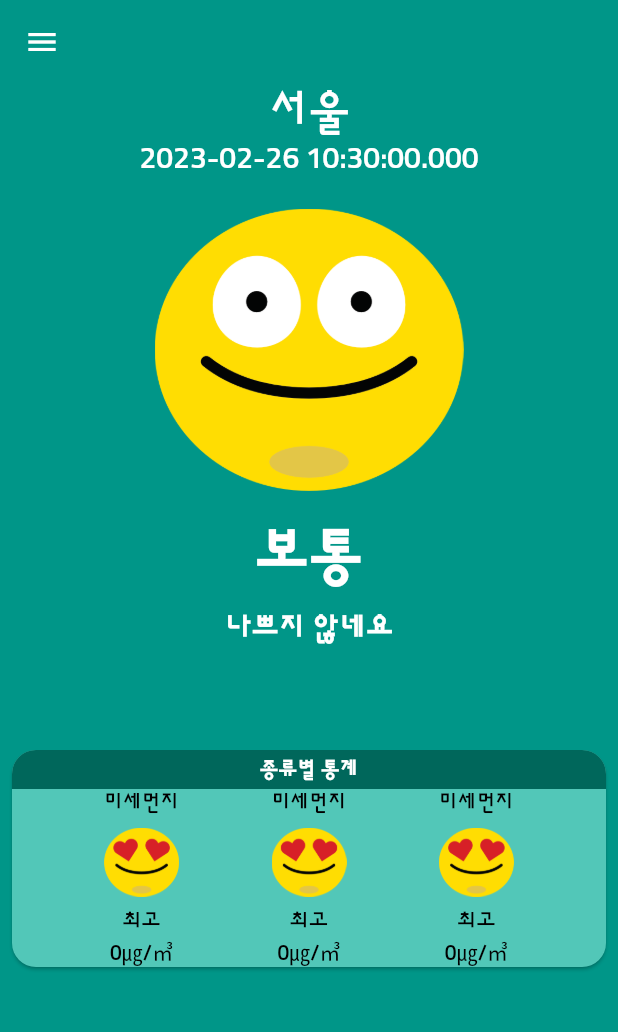
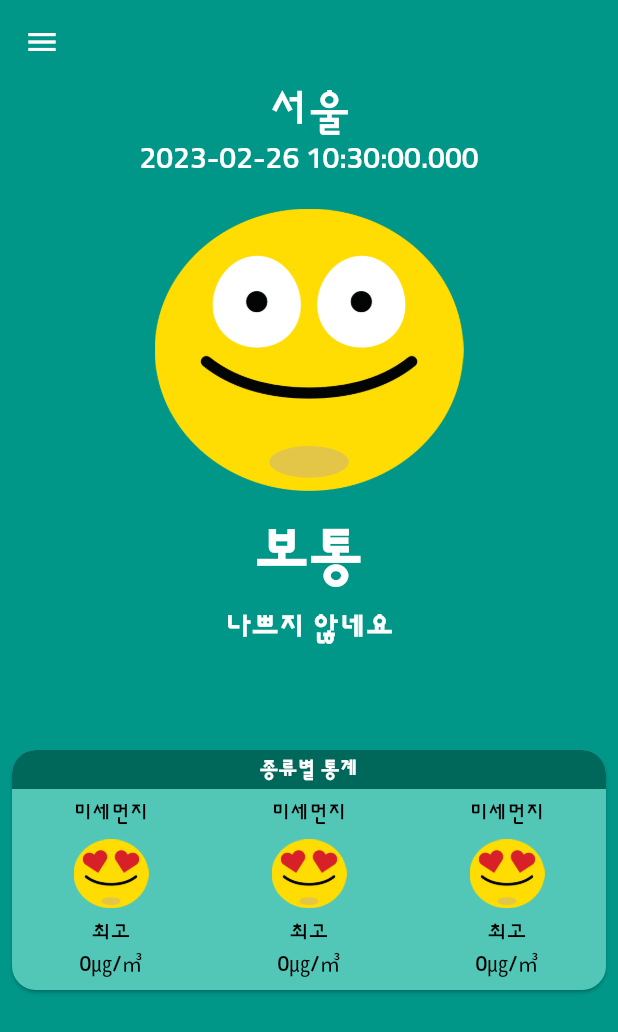
Before and after one commit to dlaehdrlf4/dusty_dust, a Flutter app: the screen it shows after launch, on a phone screen of 412 x 824 dp. Shown: the top 1032 px of the screen. Run offline on Flutter 3.47's test engine with Material 2 defaults, Android fonts, the phone set to English and light mode, and no system bars.

Commit message:
fix(*) third commit

```diff
--- /dev/null
+++ b/lib/component/category_card.dart
@@ -0,0 +1,53 @@
+import 'package:dusty_dust/component/main_stat.dart';
+import 'package:flutter/material.dart';
+import 'package:flutter/rendering.dart';
+
+import '../const/colors.dart';
+
+class CategoryCard extends StatelessWidget {
+  const CategoryCard({Key? key}) : super(key: key);
+
+  @override
+  Widget build(BuildContext context) {
+    return SizedBox(
+      height: 160,
+      child: Card(
+                    margin: EdgeInsets.symmetric(horizontal: 8.0),
+                    shape: RoundedRectangleBorder(borderRadius: BorderRadius.all(Radius.circular(16.0))),
+                    color: lightColor,
+                    child: LayoutBuilder(
+                      builder: (context,constraints) {
+
+                        return Column(
+                          crossAxisAlignment: CrossAxisAlignment.stretch,
+                          children: [
+                            Container(
+                              decoration: BoxDecoration(
+                                color: darkColor,
+                                borderRadius: BorderRadius.only(topLeft: Radius.circular(16.0),topRight: Radius.circular(16.0)),
+                              ),
+                              child: Center(child: Padding(
+                                padding: const EdgeInsets.all(4.0),
+                                child: Text('종류별 통계',style: TextStyle(fontWeight: FontWeight.w700,color: Colors.white),),
+                              ))),
+                            Expanded(
+                              child: ListView(
+                                physics: PageScrollPhysics(),
+                                scrollDirection: Axis.horizontal,
+                                children: List.generate(20, (index) => MainStat(
+                                      category: '미세먼지',
+                                      width: constraints.maxWidth / 3,
+                                      imgPath: 'asset/img/best.png',
+                                      level: '최고',
+                                      stat: '0㎍/㎥'),
+                                 )
+                              ),
+                            ),
+                          ],
+                        );
+                      }
+                    ),
+                  ),
+    );
+  }
+}
--- a/lib/component/main_stat.dart
+++ b/lib/component/main_stat.dart
@@ -7,15 +7,19 @@ class MainStat extends StatelessWidget {
   final String imgPath;
   final String level;
   final String stat;
+  final double width;
 
-  MainStat({Key? key, required this.category, required this.imgPath, required this.level, required this.stat}) : super(key: key);
+  MainStat({Key? key, required this.category, required this.imgPath, required this.level, required this.stat, required this.width}) : super(key: key);
 
   @override
   Widget build(BuildContext context) {
 
     final ts = TextStyle(color: Colors.black);
 
-    return Column(
+    return SizedBox(
+      width: width,
+      child: Column(
+        mainAxisAlignment: MainAxisAlignment.center,
         children: [
           Text(category,style: ts,),
           SizedBox(height: 8.0,),
@@ -24,6 +28,7 @@ class MainStat extends StatelessWidget {
           Text(level,style: ts,),
           Text(stat,style: ts,),
         ],
+      ),
     );
   }
 }
--- a/lib/screen/home_screen.dart
+++ b/lib/screen/home_screen.dart
@@ -1,3 +1,4 @@
+import 'package:dusty_dust/component/category_card.dart';
 import 'package:dusty_dust/component/main_drawer.dart';
 import 'package:dusty_dust/component/main_stat.dart';
 import 'package:dusty_dust/const/colors.dart';
@@ -19,45 +20,7 @@ class HomeScreen extends StatelessWidget {
           SliverToBoxAdapter(
             child: Column(
               children: [
-                Card(
-                  margin: EdgeInsets.symmetric(horizontal: 8.0),
-                  shape: RoundedRectangleBorder(borderRadius: BorderRadius.all(Radius.circular(16.0))),
-                  color: lightColor,
-                  child: Column(
-                    crossAxisAlignment: CrossAxisAlignment.stretch,
-                    children: [
-                      Container(
-                        decoration: BoxDecoration(
-                          color: darkColor,
-                          borderRadius: BorderRadius.only(topLeft: Radius.circular(16.0),topRight: Radius.circular(16.0)),
-                        ),
-                        child: Center(child: Padding(
-                          padding: const EdgeInsets.all(4.0),
-                          child: Text('종류별 통계',style: TextStyle(fontWeight: FontWeight.w700,color: Colors.white),),
-                        ))),
-                      Row(
-                        mainAxisAlignment: MainAxisAlignment.spaceEvenly,
-                        children: [
-                          MainStat(
-                              category: '미세먼지',
-                              imgPath: 'asset/img/best.png',
-                              level: '최고',
-                              stat: '0㎍/㎥'),
-                          MainStat(
-                              category: '미세먼지',
-                              imgPath: 'asset/img/best.png',
-                              level: '최고',
-                              stat: '0㎍/㎥'),
-                          MainStat(
-                              category: '미세먼지',
-                              imgPath: 'asset/img/best.png',
-                              level: '최고',
-                              stat: '0㎍/㎥'),
-                        ],
-                      ),
-                    ],
-                  ),
-                )
+                CategoryCard(),
               ],
             ),
           )
```
Lines whose indentation alone changed are shown as unchanged.
